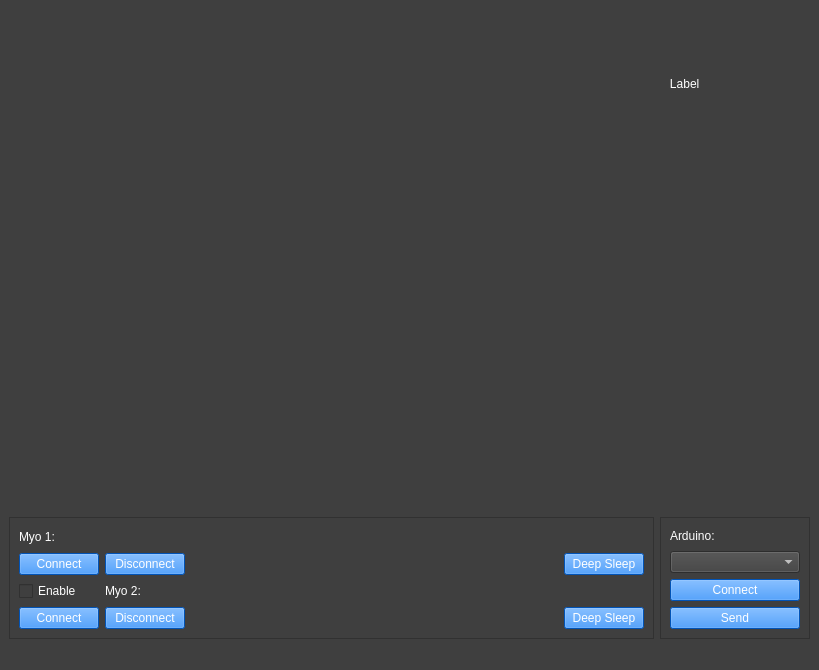
Qt form myo2.ui (javierkno/myo-inmoov) before a commit.
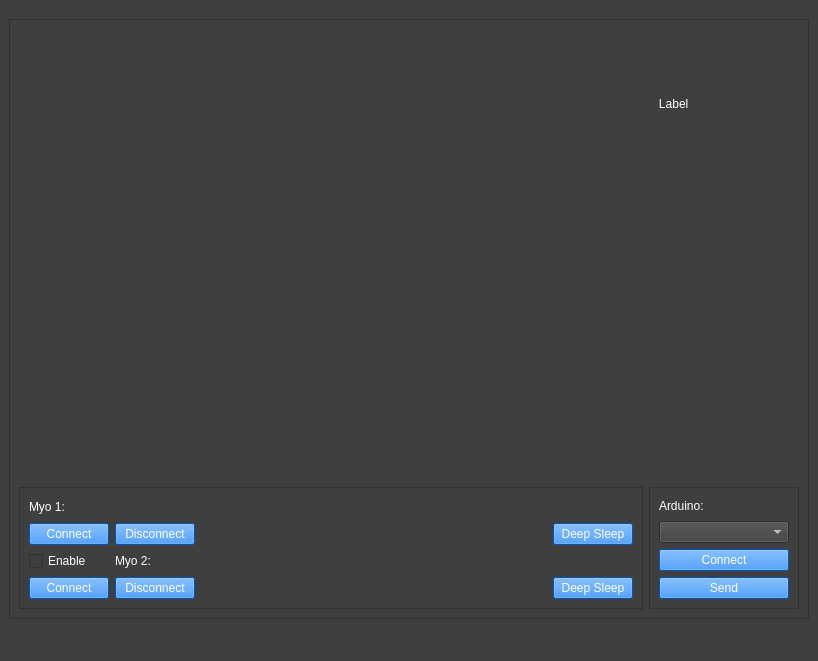
The same form after that commit.

```diff
--- a/myo2.ui
+++ b/myo2.ui
@@ -6,10 +6,22 @@
    <rect>
     <x>0</x>
     <y>0</y>
-    <width>819</width>
-    <height>670</height>
+    <width>818</width>
+    <height>661</height>
    </rect>
   </property>
+  <property name="minimumSize">
+   <size>
+    <width>0</width>
+    <height>0</height>
+   </size>
+  </property>
+  <property name="maximumSize">
+   <size>
+    <width>818</width>
+    <height>661</height>
+   </size>
+  </property>
   <property name="windowTitle">
    <string>Myo Viewer</string>
   </property>
@@ -20,103 +32,28 @@
   </property>
   <widget class="QWidget" name="centralwidget">
    <layout class="QGridLayout" name="gridLayout">
-    <item row="0" column="6">
-     <widget class="QLabel" name="lbl_pose">
-      <property name="sizePolicy">
-       <sizepolicy hsizetype="Fixed" vsizetype="Fixed">
-        <horstretch>0</horstretch>
-        <verstretch>0</verstretch>
-       </sizepolicy>
-      </property>
+    <item row="0" column="5">
+     <widget class="QFrame" name="frame">
       <property name="minimumSize">
        <size>
-        <width>150</width>
-        <height>150</height>
+        <width>800</width>
+        <height>600</height>
        </size>
       </property>
       <property name="maximumSize">
        <size>
-        <width>150</width>
-        <height>150</height>
+        <width>800</width>
+        <height>600</height>
        </size>
       </property>
-      <property name="text">
-       <string>   Label</string>
-      </property>
-      <property name="scaledContents">
-       <bool>true</bool>
-      </property>
-     </widget>
-    </item>
-    <item row="5" column="6">
-     <widget class="QFrame" name="frame_arduino">
       <property name="frameShape">
        <enum>QFrame::StyledPanel</enum>
       </property>
       <property name="frameShadow">
        <enum>QFrame::Raised</enum>
       </property>
-      <layout class="QVBoxLayout" name="verticalLayout">
-       <item>
-        <widget class="QLabel" name="label">
-         <property name="maximumSize">
-          <size>
-           <width>50</width>
-           <height>20</height>
-          </size>
-         </property>
-         <property name="text">
-          <string>Arduino:</string>
-         </property>
-        </widget>
-       </item>
-       <item>
-        <widget class="QComboBox" name="cb_port"/>
-       </item>
-       <item>
-        <widget class="QPushButton" name="btn_connectArduino">
-         <property name="text">
-          <string>Connect</string>
-         </property>
-        </widget>
-       </item>
-       <item>
-        <widget class="QPushButton" name="btn_send">
-         <property name="text">
-          <string>Send</string>
-         </property>
-        </widget>
-       </item>
-      </layout>
-     </widget>
-    </item>
-    <item row="1" column="6" rowspan="2">
-     <widget class="QLabel" name="lbl_art">
-      <property name="text">
-       <string>&lt;html&gt;&lt;head/&gt;&lt;body&gt;&lt;p&gt;&lt;br/&gt;&lt;/p&gt;&lt;/body&gt;&lt;/html&gt;</string>
-      </property>
-      <property name="scaledContents">
-       <bool>true</bool>
-      </property>
-      <property name="alignment">
-       <set>Qt::AlignCenter</set>
-      </property>
-     </widget>
-    </item>
-    <item row="3" column="6" rowspan="2">
-     <widget class="QLabel" name="lbl_mov">
-      <property name="text">
-       <string/>
-      </property>
-      <property name="scaledContents">
-       <bool>true</bool>
-      </property>
-      <property name="alignment">
-       <set>Qt::AlignCenter</set>
-      </property>
-     </widget>
-    </item>
-    <item row="5" column="2">
+      <layout class="QGridLayout" name="gridLayout_3">
+       <item row="5" column="0">
      <widget class="QFrame" name="frame_myo">
       <property name="frameShape">
        <enum>QFrame::StyledPanel</enum>
@@ -283,7 +220,103 @@
       <zorder>cb_myo2</zorder>
      </widget>
     </item>
-    <item row="0" column="2" rowspan="5">
+       <item row="0" column="1">
+        <widget class="QLabel" name="lbl_pose">
+         <property name="sizePolicy">
+          <sizepolicy hsizetype="Fixed" vsizetype="Fixed">
+           <horstretch>0</horstretch>
+           <verstretch>0</verstretch>
+          </sizepolicy>
+         </property>
+         <property name="minimumSize">
+          <size>
+           <width>150</width>
+           <height>150</height>
+          </size>
+         </property>
+         <property name="maximumSize">
+          <size>
+           <width>150</width>
+           <height>150</height>
+          </size>
+         </property>
+         <property name="text">
+          <string>   Label</string>
+         </property>
+         <property name="scaledContents">
+          <bool>true</bool>
+         </property>
+        </widget>
+       </item>
+       <item row="5" column="1">
+        <widget class="QFrame" name="frame_arduino">
+         <property name="frameShape">
+          <enum>QFrame::StyledPanel</enum>
+         </property>
+         <property name="frameShadow">
+          <enum>QFrame::Raised</enum>
+         </property>
+         <layout class="QVBoxLayout" name="verticalLayout">
+          <item>
+           <widget class="QLabel" name="label">
+            <property name="maximumSize">
+             <size>
+              <width>50</width>
+              <height>20</height>
+             </size>
+            </property>
+            <property name="text">
+             <string>Arduino:</string>
+            </property>
+           </widget>
+          </item>
+          <item>
+           <widget class="QComboBox" name="cb_port"/>
+          </item>
+          <item>
+           <widget class="QPushButton" name="btn_connectArduino">
+            <property name="text">
+             <string>Connect</string>
+            </property>
+           </widget>
+          </item>
+          <item>
+           <widget class="QPushButton" name="btn_send">
+            <property name="text">
+             <string>Send</string>
+            </property>
+           </widget>
+          </item>
+         </layout>
+        </widget>
+       </item>
+       <item row="3" column="1" rowspan="2">
+        <widget class="QLabel" name="lbl_mov">
+         <property name="text">
+          <string/>
+         </property>
+         <property name="scaledContents">
+          <bool>true</bool>
+         </property>
+         <property name="alignment">
+          <set>Qt::AlignCenter</set>
+         </property>
+        </widget>
+       </item>
+       <item row="1" column="1" rowspan="2">
+        <widget class="QLabel" name="lbl_art">
+         <property name="text">
+          <string>&lt;html&gt;&lt;head/&gt;&lt;body&gt;&lt;p&gt;&lt;br/&gt;&lt;/p&gt;&lt;/body&gt;&lt;/html&gt;</string>
+         </property>
+         <property name="scaledContents">
+          <bool>true</bool>
+         </property>
+         <property name="alignment">
+          <set>Qt::AlignCenter</set>
+         </property>
+        </widget>
+       </item>
+       <item row="0" column="0" rowspan="5">
      <widget class="QWidget" name="plot" native="true">
       <property name="enabled">
        <bool>false</bool>
@@ -308,6 +341,9 @@
     </item>
    </layout>
   </widget>
+    </item>
+   </layout>
+  </widget>
   <widget class="QMenuBar" name="menubar">
    <property name="geometry">
     <rect>
```
Left out of the diff: 2 changed lines with no effect on the pictures. Lines whose indentation alone changed are shown as unchanged.
